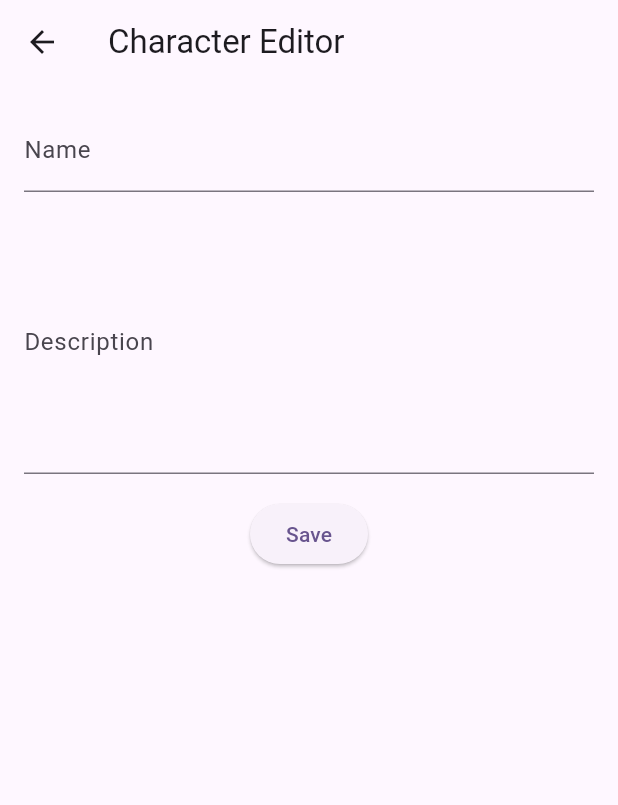
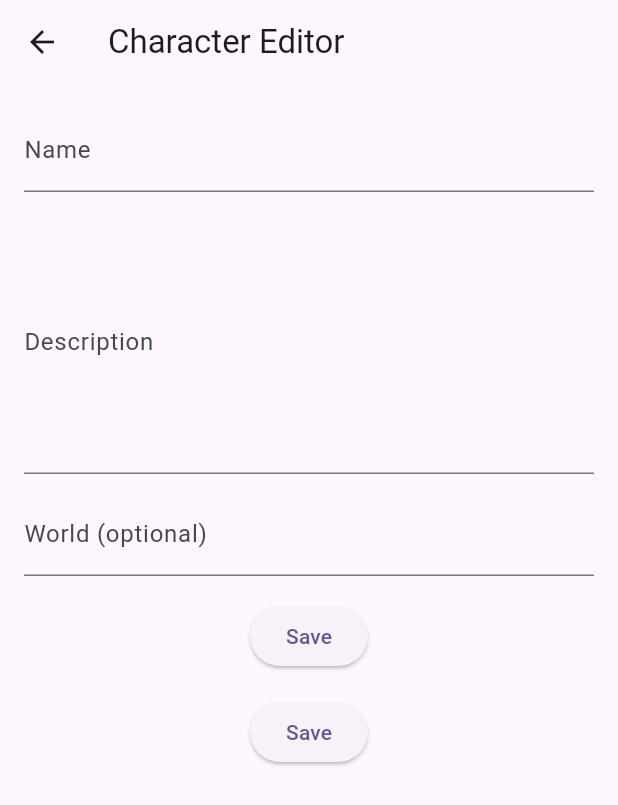
Before and after one commit to KleaSCM/Nira, a Flutter app: the screen it shows after launch, tab 2 chosen, after a tap on "New Character", on a phone screen of 412 x 824 dp. Shown: the top 805 px of the screen. Run offline on Flutter 3.47's test engine with Material 3 defaults, Android fonts, the phone set to English and light mode, and no system bars; our stand-ins replace flutter_animate, google_fonts, shared_preferences, sqflite; accounts and stored records are empty; network calls fail.

Commit message:
Enhance character and story card management: add world attribute to characters and story cards; update editors and repository for world-specific functionality; modify database schema to include world column.

```diff
--- a/frontend/lib/RolePlay/CharacterEditor.dart
+++ b/frontend/lib/RolePlay/CharacterEditor.dart
@@ -4,7 +4,8 @@ import 'roleplay_models.dart';
 import 'roleplay_repository.dart';
 
 class CharacterEditor extends StatefulWidget {
-  const CharacterEditor({super.key});
+  final String? world;
+  const CharacterEditor({super.key, this.world});
 
   @override
   State<CharacterEditor> createState() => _CharacterEditorState();
@@ -13,6 +14,13 @@ class CharacterEditor extends StatefulWidget {
 class _CharacterEditorState extends State<CharacterEditor> {
   final TextEditingController _name = TextEditingController();
   final TextEditingController _desc = TextEditingController();
+  final TextEditingController _world = TextEditingController();
+
+  @override
+  void initState() {
+    super.initState();
+    _world.text = widget.world ?? '';
+  }
 
   @override
   void dispose() {
@@ -25,9 +33,10 @@ class _CharacterEditorState extends State<CharacterEditor> {
     final name = _name.text.trim();
     if (name.isEmpty) return;
     final desc = _desc.text.trim();
-    final c = RPCharacter(name: name, description: desc);
+    final world = _world.text.trim();
+    final c = RPCharacter(name: name, description: desc, world: world);
     final id = await RolePlayRepository().insertCharacter(c);
-    final created = RPCharacter(id: id, name: name, description: desc);
+    final created = RPCharacter(id: id, name: name, description: desc, world: world);
     // return created object so callers can refresh and show feedback
     Navigator.pop(context, created);
   }
@@ -45,6 +54,10 @@ class _CharacterEditorState extends State<CharacterEditor> {
             TextField(controller: _name, decoration: const InputDecoration(labelText: 'Name')),
             const SizedBox(height: 12),
             TextField(controller: _desc, decoration: const InputDecoration(labelText: 'Description'), maxLines: 6),
+            const SizedBox(height: 12),
+            TextField(controller: _world, decoration: const InputDecoration(labelText: 'World (optional)'), maxLines: 1),
+            const SizedBox(height: 16),
+            ElevatedButton(onPressed: _save, child: const Text('Save')),
             const SizedBox(height: 16),
             ElevatedButton(onPressed: _save, child: const Text('Save')),
           ],
--- a/frontend/lib/RolePlay/CharacterList.dart
+++ b/frontend/lib/RolePlay/CharacterList.dart
@@ -5,7 +5,8 @@ import 'roleplay_repository.dart';
 import 'CharacterEditor.dart';
 
 class CharacterList extends StatefulWidget {
-  const CharacterList({super.key});
+  final String? world;
+  const CharacterList({super.key, this.world});
 
   @override
   State<CharacterList> createState() => _CharacterListState();
@@ -23,13 +24,14 @@ class _CharacterListState extends State<CharacterList> {
 
   Future<void> _load() async {
     final list = await _repo.getCharacters();
-    setState(() => _chars = list);
+    final filtered = widget.world == null || widget.world!.isEmpty ? list : list.where((c) => c.world == widget.world).toList();
+    setState(() => _chars = filtered);
   }
 
   @override
   Widget build(BuildContext context) {
     return Scaffold(
-      appBar: AppBar(title: const Text('Characters')),
+      appBar: AppBar(title: Text(widget.world?.isNotEmpty == true ? 'Characters: ${widget.world}' : 'Characters')),
       body: Padding(
         padding: const EdgeInsets.all(12),
         child: Column(
--- a/frontend/lib/RolePlay/RolePlayDashboard.dart
+++ b/frontend/lib/RolePlay/RolePlayDashboard.dart
@@ -148,7 +148,7 @@ class _RolePlayDashboardState extends State<RolePlayDashboard> {
                 ElevatedButton.icon(
                   style: ElevatedButton.styleFrom(backgroundColor: rpAccent),
                   onPressed: () async {
-                    final result = await Navigator.push(context, MaterialPageRoute(builder: (_) => const CharacterEditor()));
+                    final result = await Navigator.push(context, MaterialPageRoute(builder: (_) => CharacterEditor(world: selectedWorld.isEmpty ? null : selectedWorld)));
                     if (result != null) {
                       ScaffoldMessenger.of(context).showSnackBar(const SnackBar(content: Text('Character saved')));
                       _refresh();
@@ -160,7 +160,7 @@ class _RolePlayDashboardState extends State<RolePlayDashboard> {
                 ElevatedButton.icon(
                   style: ElevatedButton.styleFrom(backgroundColor: Color(0xFFFFB3D9)),
                   onPressed: () async {
-                    final res = await Navigator.push(context, MaterialPageRoute(builder: (_) => CharacterList()));
+                    final res = await Navigator.push(context, MaterialPageRoute(builder: (_) => CharacterList(world: selectedWorld.isEmpty ? null : selectedWorld)));
                     if (res != null) {
                       // user picked a character from list
                       ScaffoldMessenger.of(context).showSnackBar(const SnackBar(content: Text('Character selected')));
@@ -173,7 +173,7 @@ class _RolePlayDashboardState extends State<RolePlayDashboard> {
                 ElevatedButton.icon(
                   style: ElevatedButton.styleFrom(backgroundColor: Color(0xFFE6B3FF)),
                   onPressed: () async {
-                    final result = await Navigator.push(context, MaterialPageRoute(builder: (_) => const StoryCardEditor()));
+                    final result = await Navigator.push(context, MaterialPageRoute(builder: (_) => StoryCardEditor(world: selectedWorld.isEmpty ? null : selectedWorld)));
                     if (result != null) {
                       ScaffoldMessenger.of(context).showSnackBar(const SnackBar(content: Text('Story card saved')));
                       _refresh();
@@ -228,9 +228,19 @@ class _RolePlayDashboardState extends State<RolePlayDashboard> {
                     child: Center(child: CircularProgressIndicator()),
                   );
                 }
-                final chars = (snapshot.data![0] as List).length;
-                final cards = (snapshot.data![1] as List).length;
-                final sessions = (snapshot.data![2] as List).length;
+                final allChars = (snapshot.data![0] as List).cast();
+                final allCards = (snapshot.data![1] as List).cast();
+                final allSessions = (snapshot.data![2] as List).cast();
+
+                final chars = selectedWorld.isEmpty
+                  ? allChars.length
+                  : allChars.where((c) => (c.world ?? '') == selectedWorld).length;
+                final cards = selectedWorld.isEmpty
+                  ? allCards.length
+                  : allCards.where((c) => (c.world ?? '') == selectedWorld).length;
+                final sessions = selectedWorld.isEmpty
+                  ? allSessions.length
+                  : allSessions.where((s) => (s.world ?? '') == selectedWorld).length;
                 return Card(
                   elevation: 2,
                   child: Padding(
--- a/frontend/lib/RolePlay/SessionManager.dart
+++ b/frontend/lib/RolePlay/SessionManager.dart
@@ -43,20 +43,28 @@ class _SessionManagerState extends State<SessionManager> {
     if (widget.world != null && widget.world!.isNotEmpty) {
       final matches = cards.where((c) => c.world == widget.world).toList();
       if (matches.isNotEmpty) setState(() => _selectedCards = matches);
-    }
 
+      // preselect characters that belong to the world
+      final charMatches = chars.where((c) => (c.world ?? '') == widget.world).toList();
+      if (charMatches.isNotEmpty) setState(() {
+        _selectedCharacters = charMatches;
+        _playerCharacter = charMatches.first;
+      });
+    } else {
       // If there's exactly one character in the library, preselect it as a participant and player
       if (chars.length == 1) setState(() {
         _selectedCharacters = chars;
         _playerCharacter = chars.first;
       });
     }
+  }
 
   Future<void> _load() async {
     final s = await _repo.getSessions();
+    final filtered = widget.world == null || widget.world!.isEmpty ? s : s.where((ss) => (ss.world ?? '') == widget.world).toList();
     setState(() => _sessions
       ..clear()
-      ..addAll(s));
+      ..addAll(filtered));
   }
   Future<void> _createSession() async {
     final now = DateTime.now().millisecondsSinceEpoch;
@@ -168,6 +176,9 @@ class _SessionManagerState extends State<SessionManager> {
                       // multi-select characters via dialog
                       final chosenIds = await showDialog<List<int>>(context: context, builder: (c) {
                         final selected = Set<int>.from(_selectedCharacters.map((e) => e.id!).whereType<int>());
+                          final candidates = widget.world != null && widget.world!.isNotEmpty
+                              ? _allCharacters.where((c) => (c.world ?? '') == widget.world).toList()
+                              : _allCharacters;
                           return StatefulBuilder(builder: (ctx, setSt) {
                             return AlertDialog(
                               title: const Text('Select Characters'),
@@ -175,7 +186,7 @@ class _SessionManagerState extends State<SessionManager> {
                                 width: double.maxFinite,
                                 child: ListView(
                                   shrinkWrap: true,
-                                children: _allCharacters.map((ch) {
+                                  children: candidates.map((ch) {
                                     final id = ch.id!;
                                     return CheckboxListTile(
                                       value: selected.contains(id),
--- a/frontend/lib/RolePlay/StoryCardEditor.dart
+++ b/frontend/lib/RolePlay/StoryCardEditor.dart
@@ -3,7 +3,8 @@ import 'roleplay_models.dart';
 import 'roleplay_repository.dart';
 
 class StoryCardEditor extends StatefulWidget {
-  const StoryCardEditor({super.key});
+  final String? world;
+  const StoryCardEditor({super.key, this.world});
 
   @override
   State<StoryCardEditor> createState() => _StoryCardEditorState();
@@ -13,6 +14,12 @@ class _StoryCardEditorState extends State<StoryCardEditor> {
   final TextEditingController _title = TextEditingController();
   final TextEditingController _content = TextEditingController();
   final TextEditingController _world = TextEditingController();
+
+  @override
+  void initState() {
+    super.initState();
+    _world.text = widget.world ?? '';
+  }
 
   @override
   void dispose() {
--- a/frontend/lib/RolePlay/roleplay_models.dart
+++ b/frontend/lib/RolePlay/roleplay_models.dart
@@ -4,19 +4,22 @@ class RPCharacter {
   int? id;
   String name;
   String description;
+  String world;
 
-  RPCharacter({this.id, required this.name, required this.description});
+  RPCharacter({this.id, required this.name, required this.description, this.world = ''});
 
   Map<String, dynamic> toMap() => {
         if (id != null) 'id': id,
         'name': name,
         'description': description,
+        'world': world,
       };
 
   factory RPCharacter.fromMap(Map<String, dynamic> m) => RPCharacter(
         id: m['id'] as int?,
         name: m['name'] as String,
         description: m['description'] as String,
+        world: (m['world'] as String?) ?? '',
       );
 }
 
--- a/frontend/lib/RolePlay/roleplay_repository.dart
+++ b/frontend/lib/RolePlay/roleplay_repository.dart
@@ -21,13 +21,14 @@ class RolePlayRepository {
   Future<Database> _initDb() async {
     final databasesPath = await getDatabasesPath();
     final path = join(databasesPath, 'nira_roleplay.db');
-    // bump DB version to 5 to add worlds table and session linkage
-    return await openDatabase(path, version: 5, onCreate: (db, ver) async {
+    // bump DB version to 6 to add worlds table and session linkage
+      return await openDatabase(path, version: 6, onCreate: (db, ver) async {
       await db.execute('''
         CREATE TABLE characters (
           id INTEGER PRIMARY KEY AUTOINCREMENT,
           name TEXT NOT NULL,
-          description TEXT NOT NULL
+          description TEXT NOT NULL,
+          world TEXT DEFAULT ''
         )
       ''');
       await db.execute('''
@@ -90,6 +91,12 @@ class RolePlayRepository {
           ''');
         } catch (_) {}
       }
+        if (oldVer < 6) {
+          // add world column to characters
+          try {
+            await db.execute("ALTER TABLE characters ADD COLUMN world TEXT DEFAULT ''");
+          } catch (_) {}
+        }
     });
   }
 
```
Lines whose indentation alone changed are shown as unchanged.
